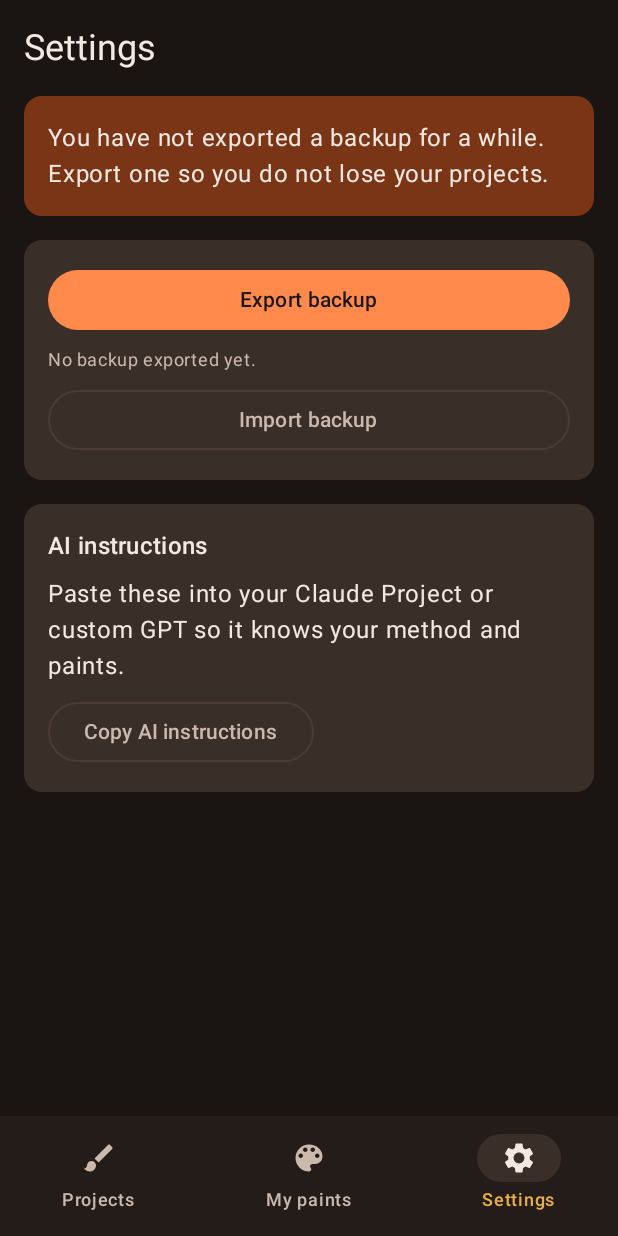
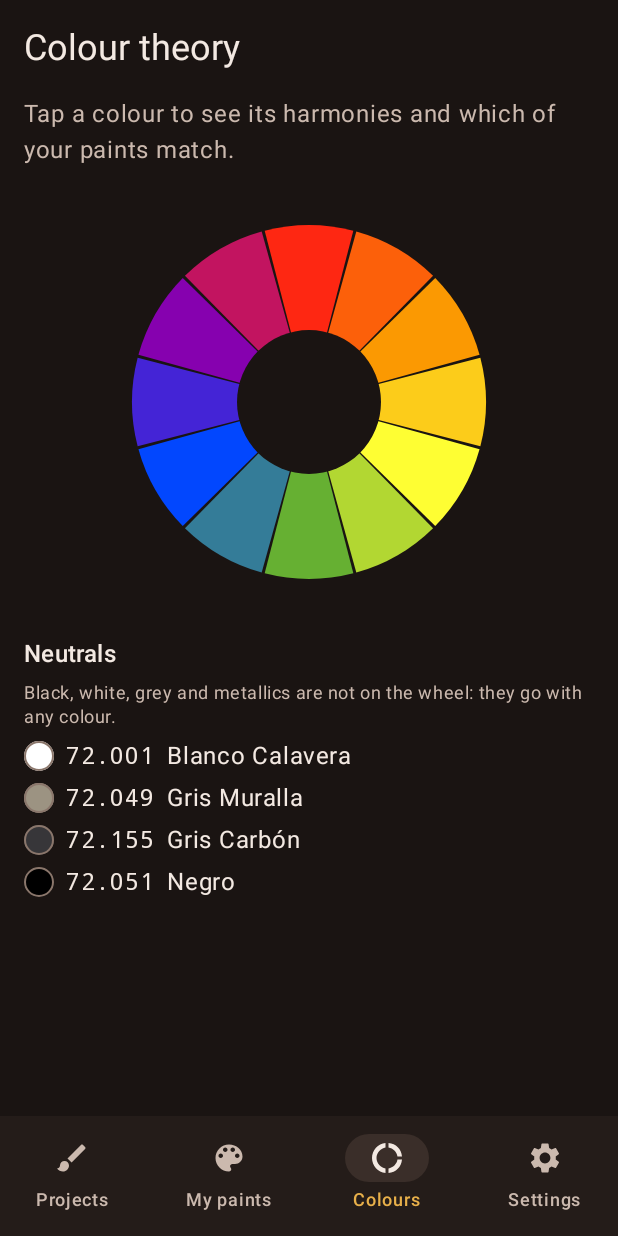
Before and after one commit to inigo-munoz/forja-de-color-android, an Android app built with Jetpack Compose: the screen it shows after launch (MainActivity), item 3 of the bottom bar chosen, on a phone screen of 412 x 824 dp. Run offline under Robolectric (Android 15) with nearby library versions, the phone set to English and light mode, and no system bars; our stand-ins replace Room's generated code.

Commit message:
feat(wheel): colour wheel with harmonies and the user's paints

```diff
--- a/app/build.gradle.kts
+++ b/app/build.gradle.kts
@@ -15,8 +15,8 @@ android {
         applicationId = "app.forjadecolor"
         minSdk = 26
         targetSdk = 37
-        versionCode = 3
-        versionName = "1.0.1"
+        versionCode = 4
+        versionName = "1.1.0"
     }
 
     // Release signing reads a properties file kept OUTSIDE the repository (storeFile, storePassword,
--- /dev/null
+++ b/app/src/main/kotlin/app/forjadecolor/ui/components/Swatch.kt
@@ -0,0 +1,37 @@
+package app.forjadecolor.ui.components
+
+import androidx.compose.foundation.background
+import androidx.compose.foundation.border
+import androidx.compose.foundation.layout.Box
+import androidx.compose.foundation.layout.size
+import androidx.compose.foundation.shape.CircleShape
+import androidx.compose.material3.MaterialTheme
+import androidx.compose.runtime.Composable
+import androidx.compose.runtime.remember
+import androidx.compose.ui.Modifier
+import androidx.compose.ui.graphics.Color
+import androidx.compose.ui.platform.testTag
+import androidx.compose.ui.unit.Dp
+import androidx.compose.ui.unit.dp
+
+private val HEX = Regex("^#[0-9a-fA-F]{6}$")
+
+/** A paint's approximate colour as a small outlined circle; transparent when [hex] is unreadable. */
+@Composable
+fun Swatch(hex: String, tag: String = "swatch", size: Dp = 20.dp) {
+    val color = remember(hex) { parseHex(hex) }
+    ColourDot(color ?: Color.Transparent, tag, size)
+}
+
+/** An outlined circle of [color]. */
+@Composable
+fun ColourDot(color: Color, tag: String = "swatch", size: Dp = 20.dp) {
+    Box(
+        Modifier.size(size).background(color, CircleShape)
+            .border(1.dp, MaterialTheme.colorScheme.outline, CircleShape).testTag(tag),
+    )
+}
+
+/** '#rrggbb' as a colour, or null when it is not one. */
+fun parseHex(hex: String): Color? =
+    if (HEX.matches(hex.trim())) Color(0xFF000000 or hex.trim().drop(1).toLong(16)) else null
--- a/app/src/main/kotlin/app/forjadecolor/ui/inventory/InventoryViewModel.kt
+++ b/app/src/main/kotlin/app/forjadecolor/ui/inventory/InventoryViewModel.kt
@@ -10,7 +10,7 @@ import kotlinx.coroutines.flow.StateFlow
 import kotlinx.coroutines.flow.asStateFlow
 import kotlinx.coroutines.launch
 
-/** The owned paints and brushes, and saving a paint, for [InventoryScreen]. */
+/** The owned paints and brushes, and saving a paint, for [InventoryScreen] and the colour wheel. */
 class InventoryViewModel(private val container: AppContainer) : ViewModel() {
     private val _inventory = MutableStateFlow<Inventory?>(null)
 
--- a/app/src/main/kotlin/app/forjadecolor/ui/navigation/AppNavHost.kt
+++ b/app/src/main/kotlin/app/forjadecolor/ui/navigation/AppNavHost.kt
@@ -33,13 +33,15 @@ import app.forjadecolor.ui.project.ProjectScreen
 import app.forjadecolor.ui.projects.ProjectsScreen
 import app.forjadecolor.ui.settings.SettingsScreen
 import app.forjadecolor.ui.technique.TechniqueScreen
+import app.forjadecolor.ui.wheel.ColourWheelScreen
 
-/** Routes mirror the PWA hash router: #/projects, #/project/:id, #/ask/:id, #/inventory, #/settings, #/technique/:id. */
+/** Routes mirror the PWA hash router: #/projects, #/project/:id, #/ask/:id, #/inventory, #/wheel, #/settings, #/technique/:id. */
 object Routes {
     const val PROJECTS = "projects"
     const val PROJECT = "project/{id}"
     const val ASK = "ask/{id}"
     const val INVENTORY = "inventory"
+    const val WHEEL = "wheel"
     const val SETTINGS = "settings"
     const val TECHNIQUE = "technique/{id}"
 
@@ -54,6 +56,7 @@ object Routes {
 private enum class Tab(val route: String, @StringRes val label: Int, val tag: String, @DrawableRes val icon: Int) {
     PROJECTS(Routes.PROJECTS, R.string.nav_projects, "nav_projects", R.drawable.ic_nav_projects),
     INVENTORY(Routes.INVENTORY, R.string.nav_inventory, "nav_inventory", R.drawable.ic_nav_paints),
+    WHEEL(Routes.WHEEL, R.string.nav_wheel, "nav_wheel", R.drawable.ic_nav_wheel),
     SETTINGS(Routes.SETTINGS, R.string.nav_settings, "nav_settings", R.drawable.ic_nav_settings),
 }
 
@@ -83,6 +86,7 @@ fun AppNavHost(container: AppContainer, navController: NavHostController = remem
                 )
             }
             composable(Routes.INVENTORY) { InventoryScreen(container) }
+            composable(Routes.WHEEL) { ColourWheelScreen(container) }
             composable(Routes.SETTINGS) { SettingsScreen(container) }
             composable(Routes.TECHNIQUE, arguments = listOf(navArgument("id") { type = NavType.StringType })) { entry ->
                 val cardId = Routes.techniqueId(entry.arguments?.getString("id"))
--- /dev/null
+++ b/app/src/main/kotlin/app/forjadecolor/ui/wheel/ColourWheelScreen.kt
@@ -0,0 +1,260 @@
+package app.forjadecolor.ui.wheel
+
+import androidx.annotation.StringRes
+import androidx.compose.foundation.Canvas
+import androidx.compose.foundation.clickable
+import androidx.compose.foundation.gestures.detectTapGestures
+import androidx.compose.foundation.layout.Arrangement
+import androidx.compose.foundation.layout.Box
+import androidx.compose.foundation.layout.Column
+import androidx.compose.foundation.layout.Row
+import androidx.compose.foundation.layout.fillMaxSize
+import androidx.compose.foundation.layout.fillMaxWidth
+import androidx.compose.foundation.layout.offset
+import androidx.compose.foundation.layout.padding
+import androidx.compose.foundation.layout.size
+import androidx.compose.foundation.rememberScrollState
+import androidx.compose.foundation.shape.CircleShape
+import androidx.compose.foundation.verticalScroll
+import androidx.compose.material3.MaterialTheme
+import androidx.compose.material3.Text
+import androidx.compose.runtime.Composable
+import androidx.compose.runtime.LaunchedEffect
+import androidx.compose.runtime.collectAsState
+import androidx.compose.runtime.getValue
+import androidx.compose.runtime.mutableStateOf
+import androidx.compose.runtime.remember
+import androidx.compose.runtime.saveable.rememberSaveable
+import androidx.compose.runtime.setValue
+import androidx.compose.ui.Alignment
+import androidx.compose.ui.Modifier
+import androidx.compose.ui.draw.clip
+import androidx.compose.ui.geometry.Offset
+import androidx.compose.ui.geometry.Size
+import androidx.compose.ui.graphics.Color
+import androidx.compose.ui.graphics.drawscope.Stroke
+import androidx.compose.ui.input.pointer.pointerInput
+import androidx.compose.ui.platform.testTag
+import androidx.compose.ui.res.stringResource
+import androidx.compose.ui.semantics.contentDescription
+import androidx.compose.ui.semantics.selected
+import androidx.compose.ui.semantics.semantics
+import androidx.compose.ui.text.font.FontFamily
+import androidx.compose.ui.unit.dp
+import androidx.lifecycle.viewmodel.compose.viewModel
+import app.forjadecolor.AppContainer
+import app.forjadecolor.R
+import app.forjadecolor.domain.paints.Paint
+import app.forjadecolor.domain.paints.WheelColour
+import app.forjadecolor.domain.paints.WheelKind
+import app.forjadecolor.domain.paints.WheelPaints
+import app.forjadecolor.domain.paints.placeOnWheel
+import app.forjadecolor.ui.components.ColourDot
+import app.forjadecolor.ui.components.Swatch
+import app.forjadecolor.ui.inventory.InventoryViewModel
+import kotlin.math.PI
+import kotlin.math.atan2
+import kotlin.math.cos
+import kotlin.math.floor
+import kotlin.math.hypot
+import kotlin.math.sin
+
+/**
+ * The painter's colour wheel. Tapping a colour outlines it, brings its harmonies forward and dims
+ * the rest; below, each harmony lists the user's own paints of that colour.
+ */
+@Composable
+fun ColourWheelScreen(container: AppContainer) {
+    val vm = viewModel { InventoryViewModel(container) }
+    LaunchedEffect(Unit) { vm.load() }
+    val inventory by vm.inventory.collectAsState()
+    val wheel = remember(inventory) { inventory?.let { placeOnWheel(it.paints) } }
+    var selectedName by rememberSaveable { mutableStateOf<String?>(null) }
+    val selected = selectedName?.let { name -> WheelColour.entries.firstOrNull { it.name == name } }
+
+    Column(
+        Modifier.fillMaxSize().verticalScroll(rememberScrollState()).padding(16.dp).testTag("screen_wheel"),
+        verticalArrangement = Arrangement.spacedBy(16.dp),
+    ) {
+        Text(stringResource(R.string.wheel_title), style = MaterialTheme.typography.headlineSmall)
+        if (selected == null) {
+            Text(
+                stringResource(R.string.wheel_hint),
+                color = MaterialTheme.colorScheme.onSurfaceVariant,
+                modifier = Modifier.testTag("wheel_hint"),
+            )
+        }
+        ColourWheel(selected, onSelect = { selectedName = it.name }, modifier = Modifier.align(Alignment.CenterHorizontally))
+        wheel?.let { w ->
+            selected?.let { Harmonies(it, w) }
+            Neutrals(w.neutrals)
+        }
+    }
+}
+
+private val WHEEL_SIZE = 280.dp
+private val OUTER = 118.dp
+private val POP = 14.dp
+private val HOLE = 48.dp
+private val TAP_TARGET = 44.dp
+
+/** Centre of sector [i] in degrees, Compose style (0 = right, clockwise): red sits at the top. */
+private fun centreAngle(i: Int) = -90.0 + i * 30.0
+
+@Composable
+private fun ColourWheel(selected: WheelColour?, onSelect: (WheelColour) -> Unit, modifier: Modifier = Modifier) {
+    val highlighted = selected?.let { setOf(it, it.complementary) + it.analogous + it.triad }.orEmpty()
+    val hole = MaterialTheme.colorScheme.background
+    val outline = MaterialTheme.colorScheme.onBackground
+    Box(modifier.size(WHEEL_SIZE)) {
+        Canvas(
+            Modifier.fillMaxSize().pointerInput(Unit) {
+                detectTapGestures { tap ->
+                    val dx = tap.x - size.width / 2f
+                    val dy = tap.y - size.height / 2f
+                    val distance = hypot(dx, dy)
+                    if (distance < HOLE.toPx() || distance > (OUTER + POP).toPx()) return@detectTapGestures
+                    val angle = atan2(dy, dx) * 180.0 / PI
+                    val index = floor(((angle + 90.0 + 15.0).mod(360.0)) / 30.0).toInt()
+                    onSelect(WheelColour.entries[index])
+                }
+            },
+        ) {
+            val centre = Offset(size.width / 2f, size.height / 2f)
+            WheelColour.entries.forEachIndexed { i, colour ->
+                val lit = selected == null || colour in highlighted
+                val radius = (if (selected != null && lit) OUTER + POP else OUTER).toPx()
+                val start = (centreAngle(i) - 15.0).toFloat()
+                val topLeft = Offset(centre.x - radius, centre.y - radius)
+                val arc = Size(radius * 2, radius * 2)
+                drawArc(wheelColor(colour).copy(alpha = if (lit) 1f else 0.25f), start + 0.5f, 29f, useCenter = true, topLeft = topLeft, size = arc)
+                if (colour == selected) {
+                    drawArc(outline, start + 0.5f, 29f, useCenter = true, topLeft = topLeft, size = arc, style = Stroke(3.dp.toPx()))
+                }
+            }
+            drawCircle(hole, HOLE.toPx(), centre)
+        }
+        // One tap target per colour, so TalkBack and tests can reach each sector by name.
+        val middle = (HOLE + OUTER) / 2
+        WheelColour.entries.forEachIndexed { i, colour ->
+            val a = centreAngle(i) * PI / 180.0
+            val name = stringResource(colourName(colour))
+            Box(
+                Modifier
+                    .offset(
+                        x = WHEEL_SIZE / 2 + middle * cos(a).toFloat() - TAP_TARGET / 2,
+                        y = WHEEL_SIZE / 2 + middle * sin(a).toFloat() - TAP_TARGET / 2,
+                    )
+                    .size(TAP_TARGET)
+                    .clip(CircleShape)
+                    .clickable { onSelect(colour) }
+                    .semantics {
+                        contentDescription = name
+                        this.selected = colour == selected
+                    }
+                    .testTag("sector_${colour.name}"),
+            )
+        }
+    }
+}
+
+@Composable
+private fun Harmonies(selected: WheelColour, wheel: WheelPaints) {
+    Column(verticalArrangement = Arrangement.spacedBy(16.dp)) {
+        Column(Modifier.testTag("wheel_selected"), verticalArrangement = Arrangement.spacedBy(4.dp)) {
+            Row(horizontalArrangement = Arrangement.spacedBy(12.dp), verticalAlignment = Alignment.CenterVertically) {
+                ColourDot(wheelColor(selected), tag = "wheel_selected_dot", size = 36.dp)
+                Column {
+                    Text(stringResource(colourName(selected)), style = MaterialTheme.typography.titleLarge)
+                    Text(stringResource(kindLabel(selected.kind)), color = MaterialTheme.colorScheme.onSurfaceVariant)
+                }
+            }
+            Text(stringResource(R.string.wheel_your_paints), style = MaterialTheme.typography.titleSmall)
+            PaintList(wheel.paintsOf(selected))
+        }
+        Harmony("harmony_complementary", R.string.wheel_complementary, R.string.wheel_complementary_hint, listOf(selected.complementary), wheel)
+        Harmony("harmony_analogous", R.string.wheel_analogous, R.string.wheel_analogous_hint, selected.analogous, wheel)
+        Harmony("harmony_triad", R.string.wheel_triad, R.string.wheel_triad_hint, selected.triad, wheel)
+    }
+}
+
+@Composable
+private fun Harmony(tag: String, @StringRes title: Int, @StringRes hint: Int, colours: List<WheelColour>, wheel: WheelPaints) {
+    Column(Modifier.fillMaxWidth().testTag(tag), verticalArrangement = Arrangement.spacedBy(6.dp)) {
+        Text(stringResource(title), style = MaterialTheme.typography.titleMedium)
+        Text(stringResource(hint), style = MaterialTheme.typography.bodySmall, color = MaterialTheme.colorScheme.onSurfaceVariant)
+        colours.forEach { colour ->
+            Row(horizontalArrangement = Arrangement.spacedBy(8.dp), verticalAlignment = Alignment.CenterVertically) {
+                ColourDot(wheelColor(colour), tag = "harmony_dot", size = 24.dp)
+                Text(stringResource(colourName(colour)), style = MaterialTheme.typography.titleSmall)
+            }
+            PaintList(wheel.paintsOf(colour), Modifier.padding(start = 32.dp))
+        }
+    }
+}
+
+@Composable
+private fun Neutrals(paints: List<Paint>) {
+    Column(Modifier.fillMaxWidth().testTag("wheel_neutrals"), verticalArrangement = Arrangement.spacedBy(6.dp)) {
+        Text(stringResource(R.string.wheel_neutrals), style = MaterialTheme.typography.titleMedium)
+        Text(stringResource(R.string.wheel_neutrals_hint), style = MaterialTheme.typography.bodySmall, color = MaterialTheme.colorScheme.onSurfaceVariant)
+        PaintList(paints)
+    }
+}
+
+@Composable
+private fun PaintList(paints: List<Paint>, modifier: Modifier = Modifier) {
+    Column(modifier, verticalArrangement = Arrangement.spacedBy(4.dp)) {
+        if (paints.isEmpty()) {
+            Text(stringResource(R.string.wheel_no_paints), style = MaterialTheme.typography.bodySmall, color = MaterialTheme.colorScheme.onSurfaceVariant)
+        }
+        paints.forEach { p ->
+            Row(horizontalArrangement = Arrangement.spacedBy(8.dp), verticalAlignment = Alignment.CenterVertically) {
+                Swatch(p.hex)
+                Text(p.code, fontFamily = FontFamily.Monospace)
+                Text(p.name)
+            }
+        }
+    }
+}
+
+/** The classic painter's wheel swatches. */
+private fun wheelColor(colour: WheelColour): Color = Color(
+    when (colour) {
+        WheelColour.RED -> 0xFFFE2712
+        WheelColour.RED_ORANGE -> 0xFFFC600A
+        WheelColour.ORANGE -> 0xFFFB9902
+        WheelColour.YELLOW_ORANGE -> 0xFFFCCC1A
+        WheelColour.YELLOW -> 0xFFFEFE33
+        WheelColour.YELLOW_GREEN -> 0xFFB2D732
+        WheelColour.GREEN -> 0xFF66B032
+        WheelColour.BLUE_GREEN -> 0xFF347C98
+        WheelColour.BLUE -> 0xFF0247FE
+        WheelColour.BLUE_VIOLET -> 0xFF4424D6
+        WheelColour.VIOLET -> 0xFF8601AF
+        WheelColour.RED_VIOLET -> 0xFFC21460
+    },
+)
+
+@StringRes
+private fun colourName(colour: WheelColour): Int = when (colour) {
+    WheelColour.RED -> R.string.wheel_red
+    WheelColour.RED_ORANGE -> R.string.wheel_red_orange
+    WheelColour.ORANGE -> R.string.wheel_orange
+    WheelColour.YELLOW_ORANGE -> R.string.wheel_yellow_orange
+    WheelColour.YELLOW -> R.string.wheel_yellow
+    WheelColour.YELLOW_GREEN -> R.string.wheel_yellow_green
+    WheelColour.GREEN -> R.string.wheel_green
+    WheelColour.BLUE_GREEN -> R.string.wheel_blue_green
+    WheelColour.BLUE -> R.string.wheel_blue
+    WheelColour.BLUE_VIOLET -> R.string.wheel_blue_violet
+    WheelColour.VIOLET -> R.string.wheel_violet
+    WheelColour.RED_VIOLET -> R.string.wheel_red_violet
+}
+
+@StringRes
+private fun kindLabel(kind: WheelKind): Int = when (kind) {
+    WheelKind.PRIMARY -> R.string.wheel_kind_primary
+    WheelKind.SECONDARY -> R.string.wheel_kind_secondary
+    WheelKind.TERTIARY -> R.string.wheel_kind_tertiary
+}
--- /dev/null
+++ b/app/src/main/res/drawable/ic_nav_wheel.xml
@@ -0,0 +1,11 @@
+<?xml version="1.0" encoding="utf-8"?>
+<!-- Material Icons "donut_large" (Apache License 2.0). Tinted by the navigation bar. -->
+<vector xmlns:android="http://schemas.android.com/apk/res/android"
+    android:width="24dp"
+    android:height="24dp"
+    android:viewportWidth="24"
+    android:viewportHeight="24">
+    <path
+        android:fillColor="#FF000000"
+        android:pathData="M11,5.08V2c-5,0.5 -9,4.81 -9,10s4,9.5 9,10v-3.08c-3,-0.48 -6,-3.4 -6,-6.92s3,-6.44 6,-6.92zM18.97,11H22c-0.47,-5 -4,-8.53 -9,-9v3.08C16,5.51 18.54,8 18.97,11zM13,18.92V22c5,-0.47 8.53,-4 9,-9h-3.03c-0.43,3 -2.97,5.49 -5.97,5.92z" />
+</vector>
--- a/app/src/main/res/values/strings.xml
+++ b/app/src/main/res/values/strings.xml
@@ -128,4 +128,32 @@
         <item quantity="one">%d drop</item>
         <item quantity="other">%d drops</item>
     </plurals>
+    <string name="nav_wheel">Colours</string>
+    <string name="wheel_title">Colour theory</string>
+    <string name="wheel_hint">Tap a colour to see its harmonies and which of your paints match.</string>
+    <string name="wheel_your_paints">Your paints in this colour</string>
+    <string name="wheel_complementary">Complementary</string>
+    <string name="wheel_complementary_hint">The opposite colour on the wheel: the strongest contrast.</string>
+    <string name="wheel_analogous">Analogous</string>
+    <string name="wheel_analogous_hint">The two neighbouring colours: a soft harmony.</string>
+    <string name="wheel_triad">Triad</string>
+    <string name="wheel_triad_hint">Three colours evenly spaced: a balanced contrast.</string>
+    <string name="wheel_no_paints">None of your paints.</string>
+    <string name="wheel_neutrals">Neutrals</string>
+    <string name="wheel_neutrals_hint">Black, white, grey and metallics are not on the wheel: they go with any colour.</string>
+    <string name="wheel_kind_primary">Primary</string>
+    <string name="wheel_kind_secondary">Secondary</string>
+    <string name="wheel_kind_tertiary">Tertiary</string>
+    <string name="wheel_red">Red</string>
+    <string name="wheel_red_orange">Red-orange</string>
+    <string name="wheel_orange">Orange</string>
+    <string name="wheel_yellow_orange">Yellow-orange</string>
+    <string name="wheel_yellow">Yellow</string>
+    <string name="wheel_yellow_green">Yellow-green</string>
+    <string name="wheel_green">Green</string>
+    <string name="wheel_blue_green">Blue-green</string>
+    <string name="wheel_blue">Blue</string>
+    <string name="wheel_blue_violet">Blue-violet</string>
+    <string name="wheel_violet">Violet</string>
+    <string name="wheel_red_violet">Red-violet</string>
 </resources>
--- /dev/null
+++ b/domain/src/main/kotlin/app/forjadecolor/domain/paints/ColourWheel.kt
@@ -0,0 +1,95 @@
+package app.forjadecolor.domain.paints
+
+import kotlin.math.floor
+
+enum class WheelKind { PRIMARY, SECONDARY, TERTIARY }
+
+/**
+ * The painter's 12-colour RYB wheel (red, yellow and blue as primaries), clockwise from red.
+ * Harmonies are index arithmetic: opposite +6, neighbours ±1, triad ±4.
+ */
+enum class WheelColour(val kind: WheelKind) {
+    RED(WheelKind.PRIMARY),
+    RED_ORANGE(WheelKind.TERTIARY),
+    ORANGE(WheelKind.SECONDARY),
+    YELLOW_ORANGE(WheelKind.TERTIARY),
+    YELLOW(WheelKind.PRIMARY),
+    YELLOW_GREEN(WheelKind.TERTIARY),
+    GREEN(WheelKind.SECONDARY),
+    BLUE_GREEN(WheelKind.TERTIARY),
+    BLUE(WheelKind.PRIMARY),
+    BLUE_VIOLET(WheelKind.TERTIARY),
+    VIOLET(WheelKind.SECONDARY),
+    RED_VIOLET(WheelKind.TERTIARY),
+    ;
+
+    private fun step(n: Int) = entries[(ordinal + n).mod(entries.size)]
+
+    /** The opposite colour: the strongest contrast. */
+    val complementary: WheelColour get() = step(6)
+
+    /** The two neighbours, counter-clockwise first: a soft harmony. */
+    val analogous: List<WheelColour> get() = listOf(step(-1), step(1))
+
+    /** The other two corners of the triangle, clockwise first: a balanced contrast. */
+    val triad: List<WheelColour> get() = listOf(step(4), step(-4))
+}
+
+private val HEX = Regex("^#[0-9a-fA-F]{6}$")
+
+/** Below this saturation a colour reads as grey, black or white. */
+private const val MIN_SATURATION = 0.2
+
+/** Below this brightness a colour reads as black. */
+private const val MIN_VALUE = 0.15
+
+/** (screen hue, painter's wheel hue) in degrees: the RYB wheel gives yellow and orange more room. */
+private val RGB_TO_RYB = listOf(0.0 to 0.0, 30.0 to 60.0, 60.0 to 120.0, 120.0 to 180.0, 180.0 to 210.0, 240.0 to 240.0, 280.0 to 300.0, 360.0 to 360.0)
+
+/**
+ * Where a '#rrggbb' colour falls on the painter's wheel; null for greys, black, white and
+ * anything that is not a readable colour. The paint colours are approximate, so is this.
+ */
+fun wheelColourOf(hex: String): WheelColour? {
+    val h = hex.trim()
+    if (!HEX.matches(h)) return null
+    val rgb = h.drop(1).toLong(16)
+    val r = (rgb shr 16 and 0xFF) / 255.0
+    val g = (rgb shr 8 and 0xFF) / 255.0
+    val b = (rgb and 0xFF) / 255.0
+    val max = maxOf(r, g, b)
+    val delta = max - minOf(r, g, b)
+    if (max < MIN_VALUE || delta / max < MIN_SATURATION) return null
+    val hue = when (max) {
+        r -> 60 * (((g - b) / delta).mod(6.0))
+        g -> 60 * ((b - r) / delta + 2)
+        else -> 60 * ((r - g) / delta + 4)
+    }
+    val ryb = toRyb(hue)
+    val sector = floor(((ryb + 15) % 360) / 30).toInt()
+    return WheelColour.entries[sector]
+}
+
+private fun toRyb(hue: Double): Double {
+    val (from, to) = RGB_TO_RYB.zipWithNext().first { (_, end) -> hue <= end.first }
+    return from.second + (hue - from.first) / (to.first - from.first) * (to.second - from.second)
+}
+
+/** The user's paints sorted onto the wheel; [neutrals] holds those with no colour of their own. */
+class WheelPaints(private val byColour: Map<WheelColour, List<Paint>>, val neutrals: List<Paint>) {
+    fun paintsOf(colour: WheelColour): List<Paint> = byColour[colour].orEmpty()
+}
+
+/**
+ * Sorts paints by wheel colour, keeping their order. Metallics and greys go to the neutrals;
+ * mediums are not colours and are left out.
+ */
+fun placeOnWheel(paints: List<Paint>): WheelPaints {
+    val coloured = mutableMapOf<WheelColour, MutableList<Paint>>()
+    val neutrals = mutableListOf<Paint>()
+    paints.filter { it.type != PaintType.MEDIUM }.forEach { p ->
+        val colour = if (p.type == PaintType.METALLIC) null else wheelColourOf(p.hex)
+        if (colour == null) neutrals += p else coloured.getOrPut(colour) { mutableListOf() } += p
+    }
+    return WheelPaints(coloured, neutrals)
+}
```
Also changed, not shown: app/src/main/kotlin/app/forjadecolor/ui/inventory/InventoryScreen.kt (+2 -12 lines), 5 other files.
